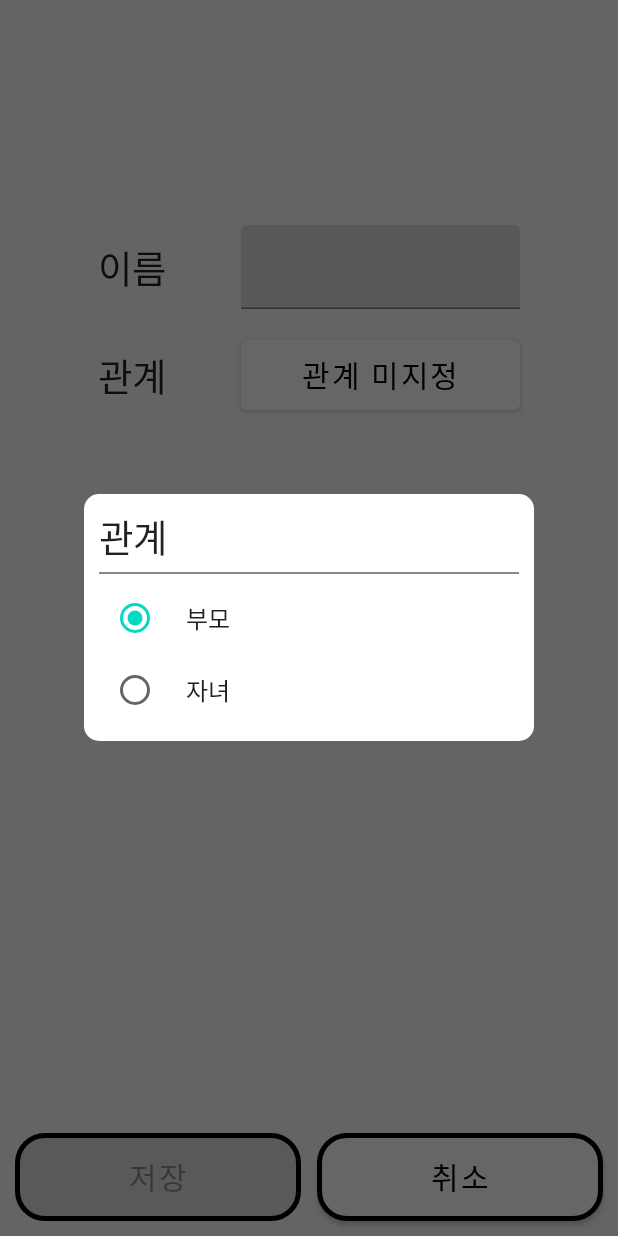
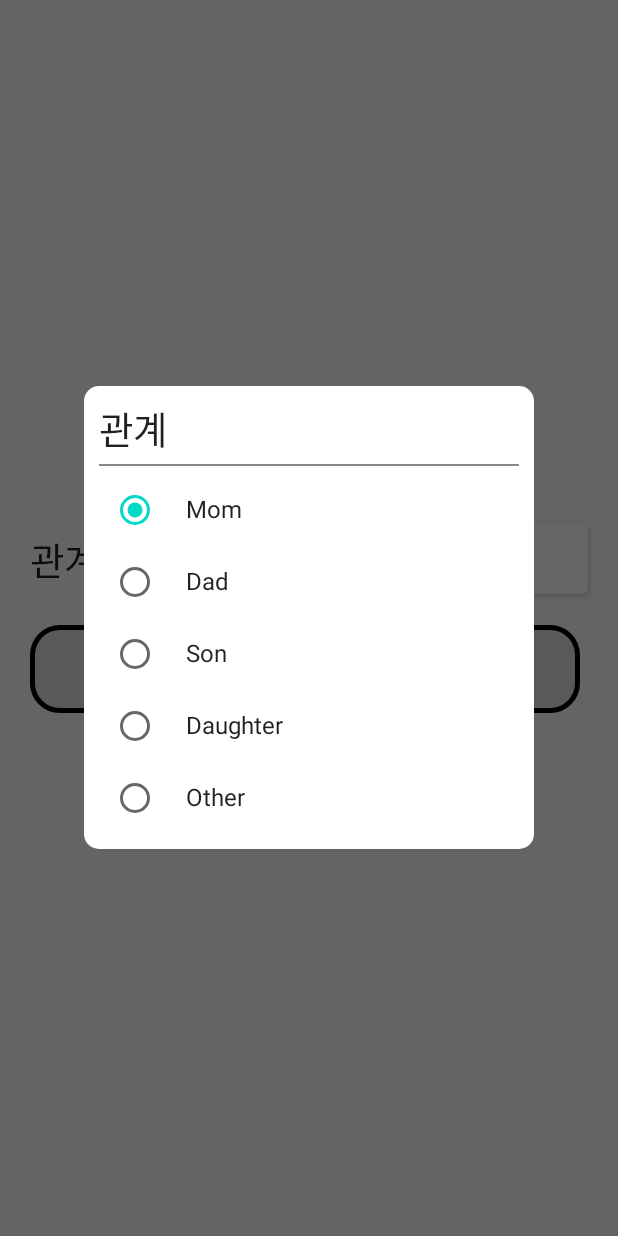
Before and after one commit to limwt/where_is_my_kids, an Android app built with Jetpack Compose: the RegisterScreen screen opened through its navigation route, after a tap on "관계 미지정", on a phone screen of 412 x 824 dp. Run offline under Robolectric (Android 15) with nearby library versions, the phone set to English and light mode, and no system bars; our stand-ins replace Dagger/Hilt's generated code, Firebase (no records; nobody signed in at launch, a user with empty details on screens opened directly), Timber; libraries missing offline, so code that uses them is left out: com.naver.maps.

Commit message:
[Screen]RegisterScreen 구현(https://github.com/limwt/where_is_my_kids/issues/5)

```diff
--- a/app/src/main/java/com/jeff/lim/wimk/MainActivity.kt
+++ b/app/src/main/java/com/jeff/lim/wimk/MainActivity.kt
@@ -31,8 +31,8 @@ import com.jeff.lim.wimk.screen.RegisterScreen
 import com.jeff.lim.wimk.screen.ScreenType
 import com.jeff.lim.wimk.screen.UserLogInScreen
 import com.jeff.lim.wimk.ui.theme.WIMKTheme
-import com.jeff.lim.wimk.viewmodel.FirebaseTokenViewModel
 import com.jeff.lim.wimk.viewmodel.UsersViewModel
+import com.jeff.lim.wimk.viewmodel.WimkViewModel
 import com.naver.maps.map.compose.ExperimentalNaverMapApi
 import com.naver.maps.map.compose.NaverMap
 import dagger.hilt.android.AndroidEntryPoint
@@ -41,8 +41,8 @@ import javax.inject.Inject
 @AndroidEntryPoint
 class MainActivity : ComponentActivity() {
     private val logTag = "[WIMK]${this::class.java.simpleName}"
-    private val fireBaseTokenViewModel: FirebaseTokenViewModel by viewModels()
     private val usersViewModel: UsersViewModel by viewModels()
+    private val wimkViewModel: WimkViewModel by viewModels()
 
     @Inject lateinit var firebaseTokenManager: FirebaseTokenManager
     @Inject lateinit var screenManager: ScreenManager
@@ -50,9 +50,7 @@ class MainActivity : ComponentActivity() {
     override fun onCreate(savedInstanceState: Bundle?) {
         super.onCreate(savedInstanceState)
         setContent {
-            //Generate android unique ID
-            fireBaseTokenViewModel.updateAndroidId(getAndroidId())
-            ShowScreen(screenManager, fireBaseTokenViewModel, usersViewModel)
+            ShowScreen(screenManager, usersViewModel, wimkViewModel)
         }
     }
 
@@ -86,7 +84,7 @@ fun WIMKApp(content: @Composable () -> Unit) {
 }
 
 @Composable
-fun ShowScreen(screenManager: ScreenManager, firebaseTokenViewModel: FirebaseTokenViewModel, usersViewModel: UsersViewModel) {
+fun ShowScreen(screenManager: ScreenManager, usersViewModel: UsersViewModel, wimkViewModel: WimkViewModel) {
     val navController = rememberNavController()
 
     NavHost(
@@ -98,10 +96,10 @@ fun ShowScreen(screenManager: ScreenManager, firebaseTokenViewModel: FirebaseTok
         }
         composable(ScreenType.InitScreen.name) {
             //Text(text = ScreenType.RegisterScreen.name)
-            InitScreen(navController = navController, screenManager = screenManager, firebaseTokenViewModel = firebaseTokenViewModel)
+            InitScreen(navController = navController, screenManager = screenManager, wimkViewModel = wimkViewModel)
         }
         composable(ScreenType.NewRegisterScreen.name) {
-            RegisterScreen(navController = navController, firebaseTokenViewModel = firebaseTokenViewModel)
+            RegisterScreen(navController = navController, wimkViewModel = wimkViewModel)
         }
 
         // TODO: 다른 두개의 화면을 추가하자
@@ -153,5 +151,5 @@ fun DefaultPreview() {
     //RegisterMainView(FirebaseTokenViewModel())
     val screenManager = ScreenManager(LocalContext.current)
     screenManager.availableNetwork = true
-    ShowScreen(screenManager, FirebaseTokenViewModel(), UsersViewModel())
+    ShowScreen(screenManager, UsersViewModel(), WimkViewModel())
 }
--- a/app/src/main/java/com/jeff/lim/wimk/database/DBPath.kt
+++ b/app/src/main/java/com/jeff/lim/wimk/database/DBPath.kt
@@ -2,5 +2,7 @@ package com.jeff.lim.wimk.database
 
 enum class DBPath(val path: String) {
     WIMK("wimk"),
-    Users("users")
+    Users("users"),
+    WimkRooms("wimkRooms"),
+    WimkRoomKey("")
 }
--- a/app/src/main/java/com/jeff/lim/wimk/database/RoleType.kt
+++ b/app/src/main/java/com/jeff/lim/wimk/database/RoleType.kt
@@ -1,9 +1,9 @@
 package com.jeff.lim.wimk.database
 
-enum class RoleType(val role: String) {
-    Mom("엄마"),
-    Dad("아빠"),
-    Son("아들"),
-    Daughter("딸"),
-    Other("기타")
+enum class RoleType {
+    Mom,
+    Dad,
+    Son,
+    Daughter,
+    Other
 }
--- a/app/src/main/java/com/jeff/lim/wimk/screen/RegisterScreen.kt
+++ b/app/src/main/java/com/jeff/lim/wimk/screen/RegisterScreen.kt
@@ -21,16 +21,26 @@ import androidx.navigation.compose.rememberNavController
 import com.jeff.lim.wimk.R
 import com.jeff.lim.wimk.database.RoleType
 import com.jeff.lim.wimk.ui.theme.WIMKTheme
-import com.jeff.lim.wimk.viewmodel.FirebaseTokenViewModel
+import com.jeff.lim.wimk.viewmodel.WimkViewModel
 
 @Composable
-fun RegisterScreen(navController: NavController, firebaseTokenViewModel: FirebaseTokenViewModel) {
+fun RegisterScreen(navController: NavController, wimkViewModel: WimkViewModel) {
     WIMKTheme {
-        Box(modifier = Modifier.fillMaxSize()) {
-            var nameText by remember { mutableStateOf("") }
+        Column(
+            modifier = Modifier
+                .fillMaxSize()
+                .padding(start = 20.dp, end = 20.dp),
+            horizontalAlignment = Alignment.CenterHorizontally,
+            verticalArrangement = Arrangement.Center
+        ) {
             var dialogState by remember { mutableStateOf(false) }
             var relationIndex by remember { mutableStateOf(-1) }
             val relationList = listOf(RoleType.Mom, RoleType.Dad, RoleType.Son, RoleType.Daughter, RoleType.Other)
+            //val updateUserState by wimkViewModel.updateUser.observeAsState(false)
+
+            /*if (updateUserState) {
+                // 자녀 화면으로 이동...
+            }*/
 
             if (dialogState) {
                 SelectRelationDialog(
@@ -42,43 +52,11 @@ fun RegisterScreen(navController: NavController, firebaseTokenViewModel: Firebas
                 )
             }
 
-            Box(modifier = Modifier.fillMaxSize().padding(top = 100.dp)) {
-                Column(
-                    modifier = Modifier
-                        .fillMaxSize()
-                        .align(Alignment.TopCenter)
-                        .padding(top = 50.dp, bottom = 50.dp)
-                ) {
-                    Row(modifier = Modifier
-                        .fillMaxWidth()
-                        .padding(start = 15.dp, end = 15.dp)
-                    ) {
-                        Text(
-                            text = stringResource(id = R.string.text_name),
-                            fontSize = 25.sp,
-                            modifier = Modifier.align(Alignment.CenterVertically).padding(start = 50.dp)
-                        )
-
-                        TextField(
-                            value = nameText,
-                            onValueChange = { nameText = it },
-                            modifier = Modifier.fillMaxWidth().padding(start = 50.dp, end = 50.dp)
-                        )
-                    }
-
-                    Divider(
-                        color = Color.Transparent,
-                        thickness = 20.dp
-                    )
-
-                    Row(modifier = Modifier
-                        .fillMaxWidth()
-                        .padding(start = 15.dp, end = 15.dp)
-                    ) {
+            Row(modifier = Modifier.fillMaxWidth()) {
                 Text(
                     text = stringResource(id = R.string.text_register_relation),
                     fontSize = 25.sp,
-                            modifier = Modifier.align(Alignment.CenterVertically).padding(start = 50.dp)
+                    modifier = Modifier.align(Alignment.CenterVertically)
                 )
 
                 Button(
@@ -86,28 +64,23 @@ fun RegisterScreen(navController: NavController, firebaseTokenViewModel: Firebas
                     colors = ButtonDefaults.buttonColors(contentColor = Color.Black, backgroundColor = Color.White),
                     modifier = Modifier
                         .fillMaxWidth()
-                                .padding(start = 50.dp, end = 50.dp)
+                        .padding(start = 20.dp)
                 ) {
                     Text(
-                                text = if (relationIndex == -1) stringResource(id = R.string.text_no_relation) else relationList[relationIndex].role,
+                        text = if (relationIndex == -1) stringResource(id = R.string.text_no_relation) else relationList[relationIndex].name,
                         fontSize = 20.sp
                     )
-                        }
                 }
             }
 
             Row(
                 modifier = Modifier
                     .fillMaxWidth()
-                        .align(Alignment.BottomCenter)
-                        .padding(10.dp)
+                    .padding(top = 20.dp)
             ) {
                 Button(
                     onClick = {
-                            firebaseTokenViewModel.requestToken(
-                                role = relationList[relationIndex].name,
-                                name = nameText
-                            )
+                        wimkViewModel.updateUser(relationList[relationIndex].name)
                     },
                     shape = RoundedCornerShape(20.dp),
                     border = BorderStroke(3.dp, Color.Black),
@@ -116,37 +89,13 @@ fun RegisterScreen(navController: NavController, firebaseTokenViewModel: Firebas
                         .width(150.dp)
                         .weight(1.0f)
                         .padding(end = 5.dp),
-                        enabled = relationIndex >= 0 && nameText.isNotEmpty()
+                    enabled = relationIndex >= 0
                 ) {
                     Text(
                         text = stringResource(id = R.string.button_save_text),
                         fontSize = 20.sp,
                         modifier = Modifier.padding(horizontal = 30.dp, vertical = 6.dp)
                     )
-                    }
-
-                    Button(
-                        onClick = {
-                            navController.navigate(ScreenType.NewRegisterScreen.name) {
-                                popUpTo(ScreenType.NewRegisterScreen.name) {
-                                    inclusive = true
-                                }
-                            }
-                        },
-                        shape = RoundedCornerShape(20.dp),
-                        border = BorderStroke(3.dp, Color.Black),
-                        colors = ButtonDefaults.buttonColors(contentColor = Color.Black, backgroundColor = Color.White),
-                        modifier = Modifier
-                            .width(150.dp)
-                            .weight(1.0f)
-                            .padding(start = 5.dp)
-                    ) {
-                        Text(
-                            text = stringResource(id = R.string.button_cancel_text),
-                            fontSize = 20.sp,
-                            modifier = Modifier.padding(horizontal = 30.dp, vertical = 6.dp)
-                        )
-                    }
                 }
             }
         }
@@ -176,11 +125,11 @@ fun SelectRelationDialog(defaultSelected: Int,
                 )
 
                 LazyColumn {
-                    val list = listOf("부모", "자녀")
+                    val list = listOf(RoleType.Mom, RoleType.Dad, RoleType.Son, RoleType.Daughter, RoleType.Other)
                     itemsIndexed(items = list) { index, item ->
                         RadioButton(
-                            text = item,
-                            selectedValue = if (selectedOption == -1) list[0] else list[selectedOption],
+                            text = item.name,
+                            selectedValue = if (selectedOption == -1) list[0].name else list[selectedOption].name,
                         ) {
                             selectedOption = index
                             onDismissRequest.invoke(index)
@@ -224,6 +173,6 @@ fun RadioButton(text: String, selectedValue: String, onSelected: (String) -> Uni
 @Composable
 fun NoRegisterScreenPreview() {
     val navController = rememberNavController()
-    val viewModel = FirebaseTokenViewModel()
+    val viewModel = WimkViewModel()
     RegisterScreen(navController, viewModel)
 }
--- a/app/src/main/java/com/jeff/lim/wimk/screen/UserLogInScreen.kt
+++ b/app/src/main/java/com/jeff/lim/wimk/screen/UserLogInScreen.kt
@@ -8,7 +8,6 @@ import androidx.compose.material.ButtonDefaults
 import androidx.compose.material.OutlinedTextField
 import androidx.compose.material.Text
 import androidx.compose.runtime.*
-import androidx.compose.runtime.livedata.observeAsState
 import androidx.compose.ui.Alignment
 import androidx.compose.ui.Modifier
 import androidx.compose.ui.graphics.Color
@@ -28,16 +27,14 @@ import com.jeff.lim.wimk.viewmodel.UsersViewModel
 fun UserLogInScreen(navController: NavController, userViewModel: UsersViewModel) {
     WIMKTheme {
         Column(
-            modifier = Modifier
-                .fillMaxSize()
-                .padding(top = 100.dp, bottom = 100.dp),
+            modifier = Modifier.fillMaxSize(),
             horizontalAlignment = Alignment.CenterHorizontally,
             verticalArrangement = Arrangement.Center
         ) {
             var nameText by remember { mutableStateOf("") }
             var emailText by remember { mutableStateOf("") }
             var passwordText by remember { mutableStateOf("") }
-            val authResult by userViewModel.authResult.observeAsState(initial = false)
+            /*val authResult by userViewModel.authResult.observeAsState(initial = false)
 
             if (authResult) {
                 navController.navigate(ScreenType.InitScreen.name) {
@@ -45,7 +42,7 @@ fun UserLogInScreen(navController: NavController, userViewModel: UsersViewModel)
                         inclusive = true
                     }
                 }
-            }
+            }*/
 
             OutlinedTextField(
                 value = emailText,
@@ -83,7 +80,15 @@ fun UserLogInScreen(navController: NavController, userViewModel: UsersViewModel)
 
             Button(
                 onClick = {
-                    userViewModel.logIn(nameText, emailText, passwordText)
+                    userViewModel.logIn(nameText, emailText, passwordText) { result ->
+                        if (result) {
+                            navController.navigate(ScreenType.InitScreen.name) {
+                                popUpTo(ScreenType.UserLogInScreen.name) {
+                                    inclusive = true
+                                }
+                            }
+                        }
+                    }
                 },
                 shape = RoundedCornerShape(20.dp),
                 border = BorderStroke(3.dp, Color.Black),
--- a/app/src/main/java/com/jeff/lim/wimk/viewmodel/UsersViewModel.kt
+++ b/app/src/main/java/com/jeff/lim/wimk/viewmodel/UsersViewModel.kt
@@ -47,16 +47,16 @@ class UsersViewModel @Inject constructor() : ViewModel() {
         }
     }
 
-    fun logIn(name: String, email: String, password: String) {
+    fun logIn(name: String, email: String, password: String, onComplete: (Boolean) -> Unit) {
         auth.signInWithEmailAndPassword(email, password).addOnCompleteListener { authResult ->
             Timber.tag(logTag).d("logIn result : ${authResult.isSuccessful}")
 
             if (authResult.isSuccessful) {
                 Timber.tag(logTag).d("logIn user : ${auth.currentUser}")
                 // TODO : Preference 저장 및 자동 로그인 기능 추가
-                _authResult.value = true
+                onComplete(true)
             } else {
-                _authResult.value = false
+                onComplete(false)
             }
         }
     }
--- /dev/null
+++ b/app/src/main/java/com/jeff/lim/wimk/viewmodel/WimkViewModel.kt
@@ -0,0 +1,37 @@
+package com.jeff.lim.wimk.viewmodel
+
+import androidx.lifecycle.LiveData
+import androidx.lifecycle.MutableLiveData
+import androidx.lifecycle.ViewModel
+import com.google.firebase.auth.ktx.auth
+import com.google.firebase.database.FirebaseDatabase
+import com.google.firebase.ktx.Firebase
+import com.jeff.lim.wimk.database.DBPath
+import com.jeff.lim.wimk.database.WimkModel
+import dagger.hilt.android.lifecycle.HiltViewModel
+import javax.inject.Inject
+
+@HiltViewModel
+class WimkViewModel @Inject constructor() : ViewModel() {
+    private val logTag = "[WIMK]${this::class.java.simpleName}"
+    private val auth = Firebase.auth
+    private val firebaseDatabase = FirebaseDatabase.getInstance()
+    private val _updateUser = MutableLiveData(false)
+    val updateUser: LiveData<Boolean>
+        get() = _updateUser
+
+    fun updateUser(role: String) {
+        auth.currentUser?.let { user ->
+            val map = mutableMapOf<String, String>()
+            map[user.uid] = role
+            firebaseDatabase.getReference(DBPath.WIMK.path)
+                .child(DBPath.WimkRooms.path)
+                .child(DBPath.WimkRoomKey.path)
+                .setValue(WimkModel(users = map)).addOnCompleteListener {
+                    _updateUser.value = true
+                }.addOnFailureListener {
+                    _updateUser.value = false
+                }
+        }
+    }
+}
```
Also changed, not shown: app/src/main/java/com/jeff/lim/wimk/database/Chat.kt (added, +7 -0 lines), app/src/main/java/com/jeff/lim/wimk/database/WimkModel.kt (added, +14 -0 lines), app/src/main/java/com/jeff/lim/wimk/screen/InitScreen.kt (+4 -4 lines). Lines whose indentation alone changed are shown as unchanged.
